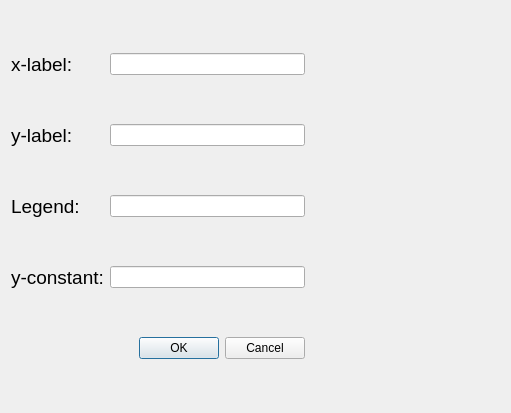
mauricioAyllon/NASA-gamma, file nasagamma/win_customize.ui: the form before one commit.
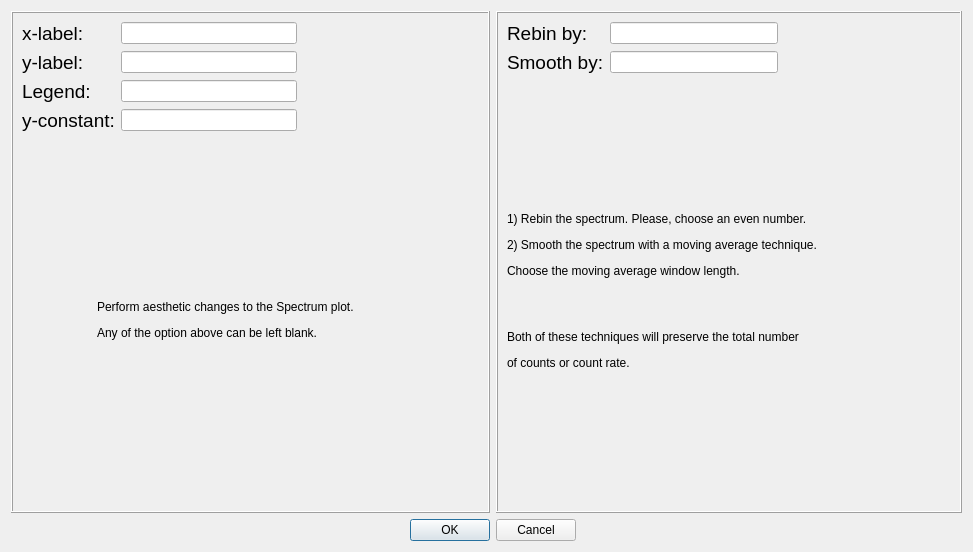
The form after the commit.

Commit message: Added functionality to smooth and rebin spectra

Diff of the .ui file:
```diff
--- a/nasagamma/win_customize.ui
+++ b/nasagamma/win_customize.ui
@@ -6,14 +6,23 @@
    <rect>
     <x>0</x>
     <y>0</y>
-    <width>511</width>
-    <height>413</height>
+    <width>973</width>
+    <height>552</height>
    </rect>
   </property>
   <property name="windowTitle">
    <string>Dialog</string>
   </property>
   <layout class="QGridLayout" name="gridLayout">
+   <item row="0" column="0" colspan="2">
+    <widget class="QFrame" name="frame">
+     <property name="frameShape">
+      <enum>QFrame::Box</enum>
+     </property>
+     <property name="frameShadow">
+      <enum>QFrame::Raised</enum>
+     </property>
+     <layout class="QGridLayout" name="gridLayout_2">
    <item row="0" column="0">
     <widget class="QLabel" name="label_2">
      <property name="font">
@@ -26,7 +35,7 @@
      </property>
     </widget>
    </item>
-   <item row="0" column="1">
+      <item row="0" column="2">
     <widget class="QLineEdit" name="x_label_txt"/>
    </item>
    <item row="1" column="0">
@@ -41,22 +50,9 @@
      </property>
     </widget>
    </item>
-   <item row="1" column="1">
+      <item row="1" column="2">
     <widget class="QLineEdit" name="y_label_txt"/>
    </item>
-   <item row="1" column="2">
-    <spacer name="horizontalSpacer">
-     <property name="orientation">
-      <enum>Qt::Horizontal</enum>
-     </property>
-     <property name="sizeHint" stdset="0">
-      <size>
-       <width>165</width>
-       <height>20</height>
-      </size>
-     </property>
-    </spacer>
-   </item>
    <item row="2" column="0">
     <widget class="QLabel" name="label_4">
      <property name="font">
@@ -69,14 +65,27 @@
      </property>
     </widget>
    </item>
-   <item row="2" column="1">
+      <item row="2" column="2">
     <widget class="QLineEdit" name="legend_txt">
      <property name="text">
       <string/>
      </property>
     </widget>
    </item>
-   <item row="3" column="0">
+      <item row="2" column="3">
+       <spacer name="horizontalSpacer_3">
+        <property name="orientation">
+         <enum>Qt::Horizontal</enum>
+        </property>
+        <property name="sizeHint" stdset="0">
+         <size>
+          <width>164</width>
+          <height>20</height>
+         </size>
+        </property>
+       </spacer>
+      </item>
+      <item row="3" column="0" colspan="2">
     <widget class="QLabel" name="label_3">
      <property name="font">
       <font>
@@ -88,14 +97,107 @@
      </property>
     </widget>
    </item>
-   <item row="3" column="1">
+      <item row="3" column="2">
     <widget class="QLineEdit" name="yconst_txt">
      <property name="text">
       <string/>
      </property>
     </widget>
    </item>
-   <item row="4" column="1">
+      <item row="4" column="1" colspan="3">
+       <widget class="QLabel" name="label_7">
+        <property name="text">
+         <string>&lt;html&gt;&lt;head/&gt;&lt;body&gt;&lt;p&gt;Perform aesthetic changes to the Spectrum plot. &lt;/p&gt;&lt;p&gt;Any of the option above can be left blank.&lt;/p&gt;&lt;/body&gt;&lt;/html&gt;</string>
+        </property>
+       </widget>
+      </item>
+     </layout>
+    </widget>
+   </item>
+   <item row="0" column="2" colspan="2">
+    <widget class="QFrame" name="frame_2">
+     <property name="frameShape">
+      <enum>QFrame::Box</enum>
+     </property>
+     <property name="frameShadow">
+      <enum>QFrame::Raised</enum>
+     </property>
+     <layout class="QGridLayout" name="gridLayout_3">
+      <item row="0" column="0">
+       <widget class="QLabel" name="label_5">
+        <property name="font">
+         <font>
+          <pointsize>14</pointsize>
+         </font>
+        </property>
+        <property name="text">
+         <string>Rebin by:</string>
+        </property>
+       </widget>
+      </item>
+      <item row="0" column="1">
+       <widget class="QLineEdit" name="rebin_txt">
+        <property name="text">
+         <string/>
+        </property>
+       </widget>
+      </item>
+      <item row="1" column="0">
+       <widget class="QLabel" name="label_6">
+        <property name="font">
+         <font>
+          <pointsize>14</pointsize>
+         </font>
+        </property>
+        <property name="text">
+         <string>Smooth by:</string>
+        </property>
+       </widget>
+      </item>
+      <item row="1" column="1">
+       <widget class="QLineEdit" name="smooth_txt">
+        <property name="text">
+         <string/>
+        </property>
+       </widget>
+      </item>
+      <item row="1" column="2">
+       <spacer name="horizontalSpacer_4">
+        <property name="orientation">
+         <enum>Qt::Horizontal</enum>
+        </property>
+        <property name="sizeHint" stdset="0">
+         <size>
+          <width>146</width>
+          <height>20</height>
+         </size>
+        </property>
+       </spacer>
+      </item>
+      <item row="2" column="0" colspan="3">
+       <widget class="QLabel" name="label_8">
+        <property name="text">
+         <string>&lt;html&gt;&lt;head/&gt;&lt;body&gt;&lt;p&gt;1) Rebin the spectrum. Please, choose an even number.&lt;/p&gt;&lt;p&gt;2) Smooth the spectrum with a moving average technique.&lt;/p&gt;&lt;p&gt;    Choose the moving average window length.&lt;/p&gt;&lt;p&gt;&lt;br/&gt;&lt;/p&gt;&lt;p&gt;Both of these techniques will preserve the total number&lt;/p&gt;&lt;p&gt;of counts or count rate.&lt;/p&gt;&lt;/body&gt;&lt;/html&gt;</string>
+        </property>
+       </widget>
+      </item>
+     </layout>
+    </widget>
+   </item>
+   <item row="1" column="0">
+    <spacer name="horizontalSpacer">
+     <property name="orientation">
+      <enum>Qt::Horizontal</enum>
+     </property>
+     <property name="sizeHint" stdset="0">
+      <size>
+       <width>386</width>
+       <height>20</height>
+      </size>
+     </property>
+    </spacer>
+   </item>
+   <item row="1" column="1" colspan="2">
     <widget class="QDialogButtonBox" name="button_ok_custom">
      <property name="orientation">
       <enum>Qt::Horizontal</enum>
@@ -105,6 +207,19 @@
      </property>
     </widget>
    </item>
+   <item row="1" column="3">
+    <spacer name="horizontalSpacer_2">
+     <property name="orientation">
+      <enum>Qt::Horizontal</enum>
+     </property>
+     <property name="sizeHint" stdset="0">
+      <size>
+       <width>352</width>
+       <height>20</height>
+      </size>
+     </property>
+    </spacer>
+   </item>
   </layout>
  </widget>
  <resources/>
```
Lines whose indentation alone changed are shown as unchanged. The commit also changes 1 other file.
